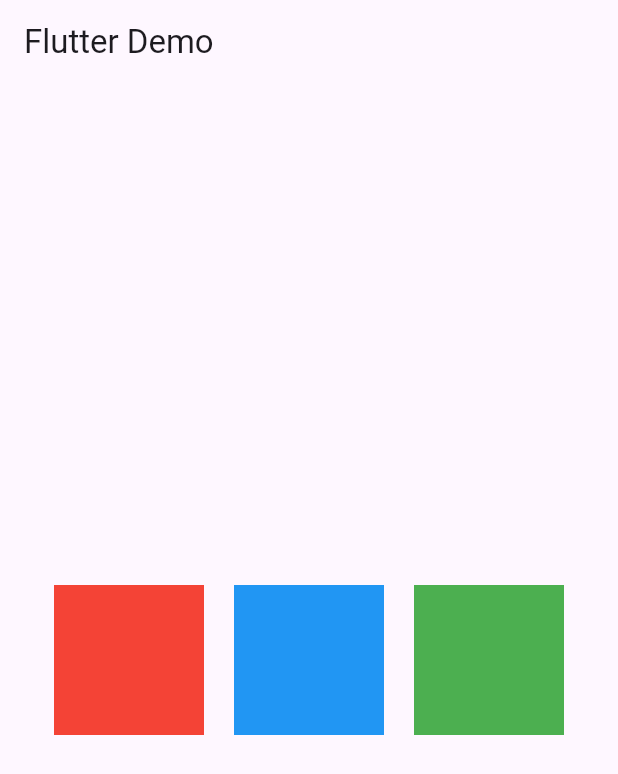
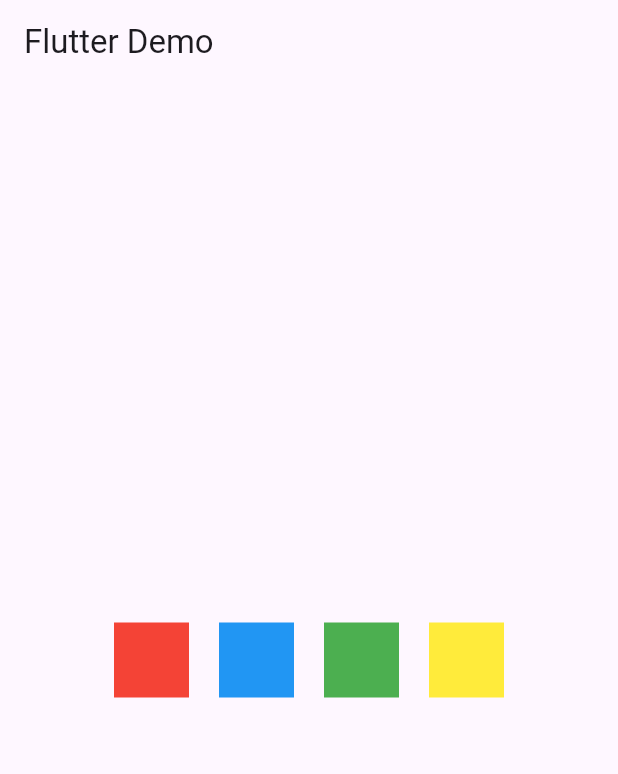
Before and after one commit to Kazishayem/interactivecares_class_16, a Flutter app: the screen it shows after launch, on a phone screen of 412 x 824 dp. Shown: the top 774 px of the screen. Run offline on Flutter 3.47's test engine with Material 3 defaults, Android fonts, the phone set to English and light mode, and no system bars.

Commit message:
Your commit message here

```diff
--- a/lib/main.dart
+++ b/lib/main.dart
@@ -31,23 +31,30 @@ class HomePage extends StatelessWidget {
                 Container(
                   padding: const EdgeInsets.all(20),
                   margin: const EdgeInsets.all(10),
-                  width: 100,
-                  height: 100,
+                  width: 50,
+                  height: 50,
                   color: Colors.red,
                 ),
                 Container(
                   padding: const EdgeInsets.all(20),
                   margin: const EdgeInsets.all(10),
-                  width: 100,
-                  height: 100,
+                  width: 50,
+                  height: 50,
                   color: Colors.blue,
                 ),
                 Container(
                   padding: const EdgeInsets.all(20),
                   margin: const EdgeInsets.all(10),
-                  width: 100,
-                  height: 100,
+                  width: 50,
+                  height: 50,
                   color: Colors.green,
+                ),
+                Container(
+                  padding: const EdgeInsets.all(20),
+                  margin: const EdgeInsets.all(10),
+                  width: 50,
+                  height: 50,
+                  color: Colors.yellow,
                 ),
               ],
             ),
```
